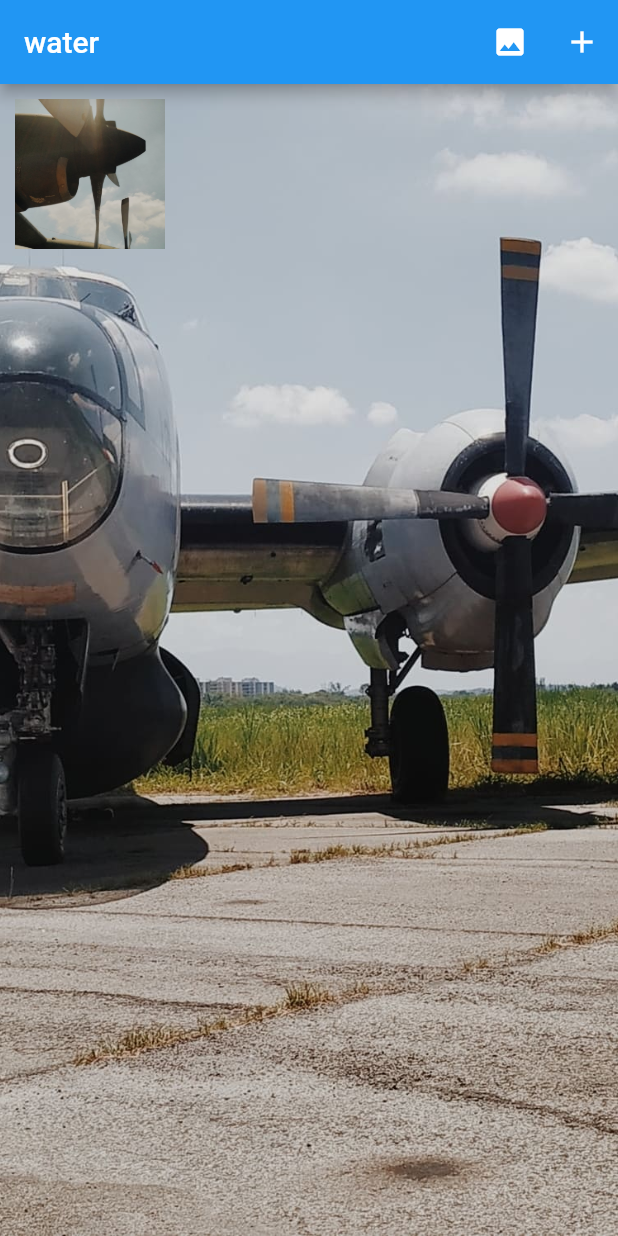
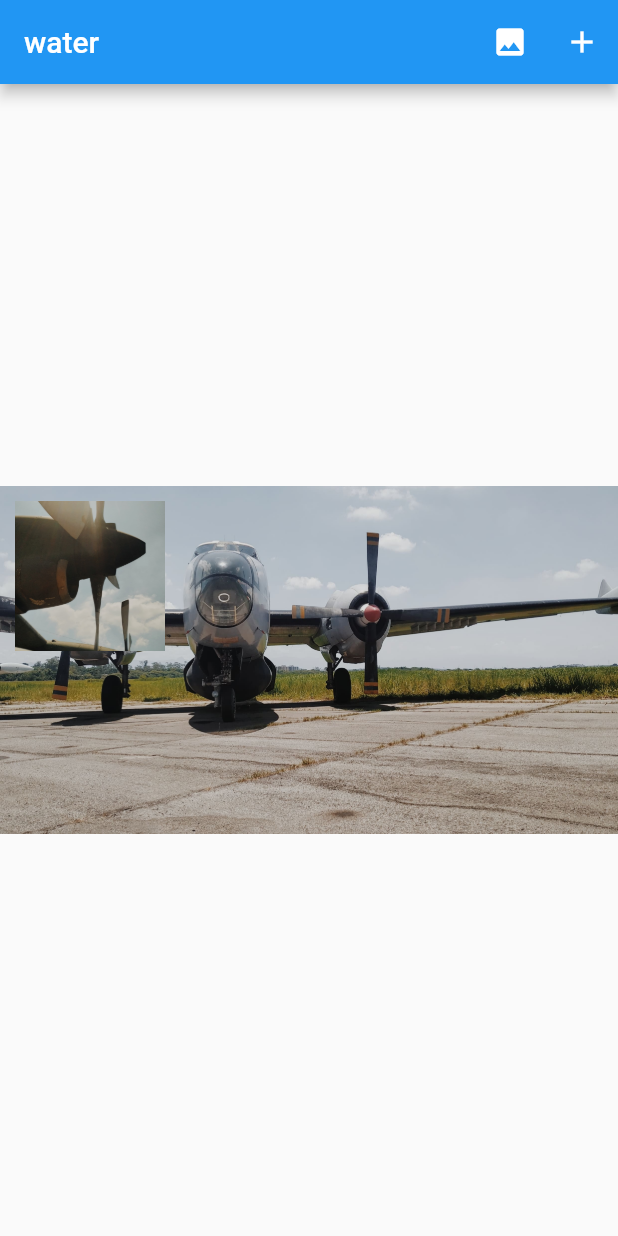
Before and after one commit to eyesoffish/zlwaterremark, a Flutter app: the screen it shows after launch, after a tap on the "image" icon, on a phone screen of 412 x 824 dp. Run offline on Flutter 3.47's test engine with Material 2 defaults, Android fonts, the phone set to English and light mode, and no system bars.

Commit message:
fix: 边距控制

```diff
--- a/zlwatermark/example/lib/main.dart
+++ b/zlwatermark/example/lib/main.dart
@@ -56,16 +56,11 @@ class _WaterPageState extends State<WaterPage> {
       ),
       body: Column(
         crossAxisAlignment: CrossAxisAlignment.center,
+        mainAxisAlignment: MainAxisAlignment.center,
         children: [
-          Expanded(
-            child: ZLWaterView(
-              child: SizedBox(
-                height: MediaQuery.of(context).size.height,
-                width: MediaQuery.of(context).size.width,
-                child: Image.asset("assets/gallery3.jpg", fit: BoxFit.cover,)
-              ),
-              children: list,
-            ),
+          ZLWaterView(
+            child: Image.asset("assets/gallery3.jpg", fit: BoxFit.cover,),
+            children: list,
           )
         ],
       ),
--- a/zlwatermark/lib/zlwatermark.dart
+++ b/zlwatermark/lib/zlwatermark.dart
@@ -4,8 +4,9 @@ import 'package:flutter/material.dart';
 
 class ZLWaterView extends StatefulWidget {
   final Widget child;
+  final Size? size;
   final List<Widget>? children;
-  const ZLWaterView({Key? key, required this.child, this.children}) : super(key: key);
+  const ZLWaterView({Key? key, required this.child, this.size, this.children}) : super(key: key);
 
   @override
   _ZLWaterViewState createState() => _ZLWaterViewState();
@@ -32,12 +33,24 @@ class _ZLWaterViewState extends State<ZLWaterView> {
 
   void _createChildren() {
     deleChildList.clear();
-    deleChildList.add(widget.child);
+    if(widget.size != null) {
+      deleChildList.add(SizedBox(
+          width: widget.size!.width,
+          height: widget.size!.height,
+          child: widget.child,
+        )
+      );
+    } else {
+      deleChildList.add(widget.child);
+    }
     if(widget.children != null) {
       widget.children!.forEach((element) {
+        final RenderBox box = context.findRenderObject() as RenderBox;
+        final Size _size = box.size;
         deleChildList.add(
-          _WaterWidget(child: element, key: ValueKey("${widget.children!.indexOf(element)}water"), onClose: () {
+          _WaterWidget(child: element, maxSize: _size, key: ValueKey("${widget.children!.indexOf(element)}water"), onClose: () {
             _deleteChildren("${widget.children!.indexOf(element)}water");
+            widget.children!.removeAt(widget.children!.indexOf(element));
           },)
         );
       });
@@ -63,7 +76,8 @@ class _ZLWaterViewState extends State<ZLWaterView> {
 class _WaterWidget extends StatefulWidget {
   final Widget child;
   final Function()? onClose;
-  const _WaterWidget({Key? key, required this.child, this.onClose}) : super(key: key);
+  final Size maxSize;
+  const _WaterWidget({Key? key, required this.child, required this.maxSize, this.onClose}) : super(key: key);
   @override
   _WaterWidgetState createState() => _WaterWidgetState();
 }
@@ -97,6 +111,8 @@ class _WaterWidgetState extends State<_WaterWidget> {
             _lastOffset = scaleStartDetail.focalPoint;
           },
           onScaleUpdate: (scaleUpdateDetail) {
+            final RenderBox box = context.findRenderObject() as RenderBox;
+            final Size _size = box.size;
             if(scaleUpdateDetail.pointerCount > 1) {
               scale += scaleUpdateDetail.scale - _lastScale;
               rotation += scaleUpdateDetail.rotation - _lastRotation;
@@ -107,6 +123,13 @@ class _WaterWidgetState extends State<_WaterWidget> {
             }
             _lastScale = scaleUpdateDetail.scale;
             _lastRotation = scaleUpdateDetail.rotation;
+            /// 边距判定
+            double _currWith = _size.width * scale;
+            double _currHeight = _size.height * scale;
+            if(left < 0) left = 0;
+            if(top < 0) top = 0;
+            if(left > widget.maxSize.width - _currWith) left = widget.maxSize.width - _currWith;
+            if(top > widget.maxSize.height - _currHeight) top = widget.maxSize.height - _currHeight;
             setState(() {});
           },
           onScaleEnd: (scaleEndDetail) {
```
Also changed, not shown: 1 other file.
